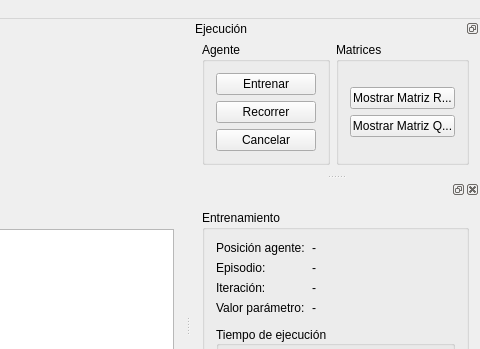
First picture: the form in gui/qt/IA2013TPIRLGUI/mainwindow.ui, repository ssebastianj/ia2013-tpi-rl, before the edit; both pictures show x 405 to 885 and y 0 to 349 of the 885 by 653 pixel window.
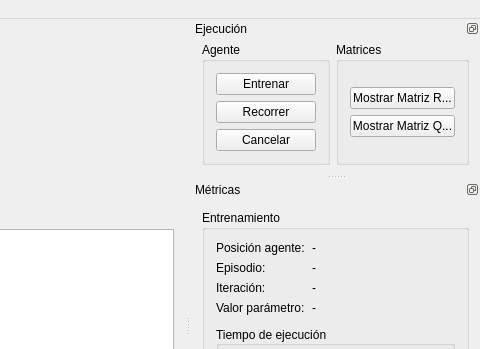
Second picture: the form after the edit. Icons and pictures are not drawn.

Commit message: Mejoras en UI.

Diff of the .ui file:
```diff
--- a/gui/qt/IA2013TPIRLGUI/mainwindow.ui
+++ b/gui/qt/IA2013TPIRLGUI/mainwindow.ui
@@ -7,8 +7,8 @@
    <rect>
     <x>0</x>
     <y>0</y>
-    <width>819</width>
-    <height>579</height>
+    <width>821</width>
+    <height>581</height>
    </rect>
   </property>
   <property name="windowTitle">
@@ -806,6 +806,12 @@
    <property name="locale">
     <locale language="Spanish" country="Argentina"/>
    </property>
+   <property name="features">
+    <set>QDockWidget::DockWidgetFloatable|QDockWidget::DockWidgetMovable</set>
+   </property>
+   <property name="windowTitle">
+    <string>Métricas</string>
+   </property>
    <attribute name="dockWidgetArea">
     <number>2</number>
    </attribute>
```
Left out of the diff: 2 changed lines with no effect on the pictures. The commit also changes 7 other files.
